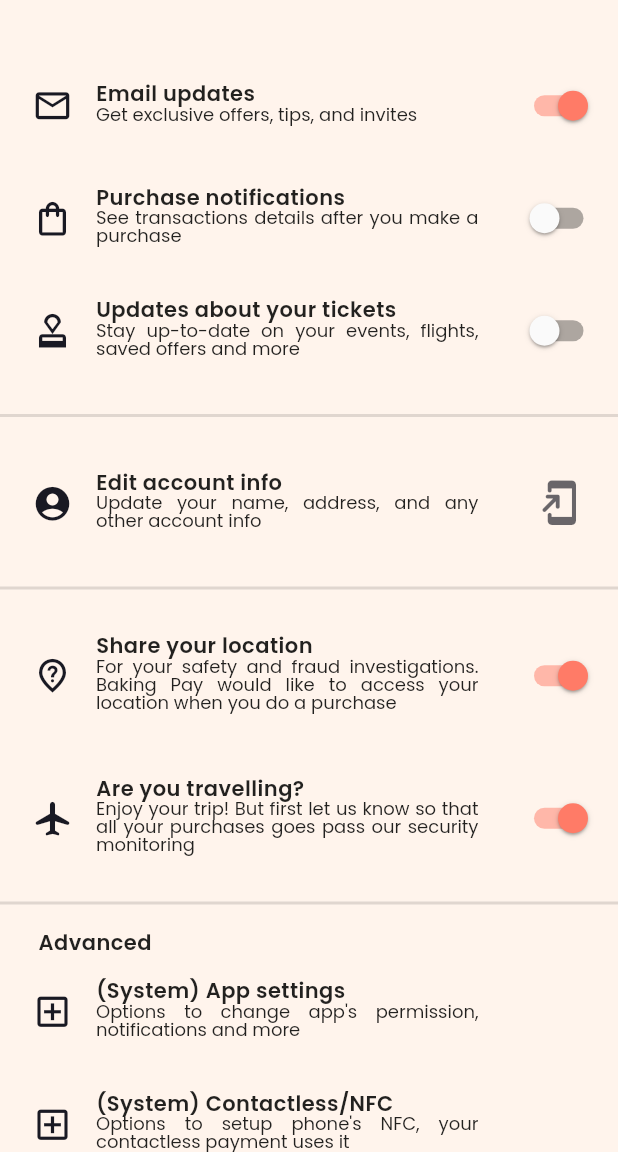
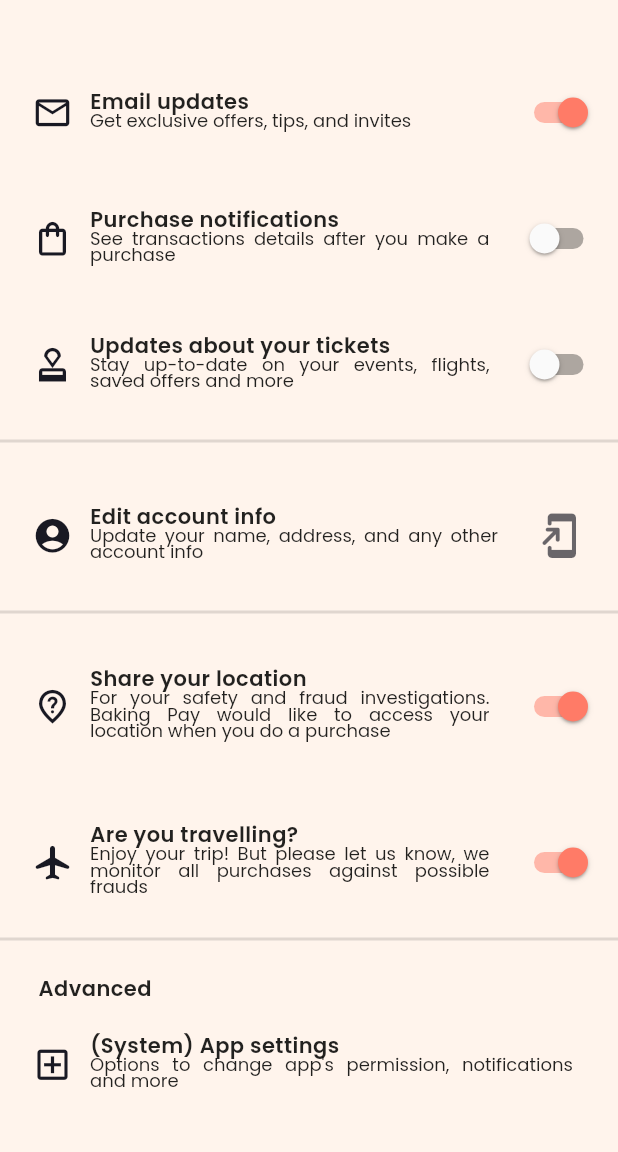
Before and after one commit to Pszione/flutter_banking_pay_responsive, a Flutter app: the SettingsScreen screen opened directly, on a phone screen of 412 x 824 dp, the part 84-1236 px from its top. Run offline on Flutter 3.47's test engine with Material 2 defaults, Android fonts, the phone set to English and light mode, and no system bars; drawn by our look-alikes of auto_size_text; our stand-ins replace animated_text_kit, flutter_speed_dial, flutter_svg, font_awesome_flutter, google_fonts, image_picker and 1 more; missing offline and left inert: app_settings.

Commit message:
Banking Pay - Fixd bug on SettingsScreen, toggles not switching | Implementing Accessibility (big text font)  on SettingsScreen part V

```diff
--- a/lib/components/google_list_decorations.dart
+++ b/lib/components/google_list_decorations.dart
@@ -1,3 +1,4 @@
+import 'package:auto_size_text/auto_size_text.dart';
 import 'package:flutter/material.dart';
 
 import '../constant_text_styles.dart';
@@ -92,7 +93,7 @@ class BuildGoogleListSettingButton extends StatelessWidget {
   Widget build(BuildContext context) {
     return SizedBox(
       width: double.infinity,
-      height: 75,
+      height: 84,
       child: InkWell(
         onTap: () {
           // InkWell will act as switch
@@ -110,10 +111,14 @@ class BuildGoogleListSettingButton extends StatelessWidget {
               SizedBox(
                   width: kDefaultRowSpacing,
                   child: Icon(icon, size: kMediumIconSize)),
-              const SizedBox(width: 14), // 14
-              Container(
-                //color: Colors.green,
-                width: 255,
+              const SizedBox(width: kHalfPadding), // 14
+              Expanded(
+                flex: 16,
+                //width: 255,
+                child: Semantics(
+                  // is overriding
+                  toggled: overrideSwitchButton != null ? null : switchValue,
+                  button: overrideSwitchButton != null ? true : null,
                   child: Column(
                     // mainAxisSize: MainAxisSize.min,
                     mainAxisAlignment: MainAxisAlignment.center,
@@ -122,27 +127,37 @@ class BuildGoogleListSettingButton extends StatelessWidget {
                       Text(
                         label ?? '',
                         maxLines: 1,
+                        overflow: TextOverflow.visible,
                         style: AppTextStyles.kSmallBoldText(),
                       ),
                       if (description != null)
-                      Text(
+                        AutoSizeText(
                           description!,
-                        maxLines: 3,
                           textAlign: TextAlign.justify,
-                        style: AppTextStyles.kSmallText(),
+                          wrapWords: false,
+                          maxLines: 4,
+                          maxFontSize: 12,
+                          minFontSize: 6,
+                          stepGranularity: 0.2,
+                          style: AppTextStyles.kSmallText()
+                              .copyWith(fontSize: null),
                         ),
                     ],
                   ),
                 ),
+              ),
               const Spacer(),
               if (overrideSwitchButton == null)
-                Switch.adaptive(
+                ExcludeSemantics(
+                  child: Switch.adaptive(
                     value: switchValue,
                     onChanged: onPress,
                     activeColor: kSecondaryColor,
                   ),
+                ),
               // build another widget instead
-              if (overrideSwitchButton != null) overrideSwitchButton!,
+              if (overrideSwitchButton != null)
+                ExcludeSemantics(child: overrideSwitchButton!),
             ],
           ),
         ),
@@ -165,15 +180,21 @@ class BuildGoogleListTitle extends StatelessWidget {
   Widget build(BuildContext context) {
     return Padding(
       padding: EdgeInsets.only(
-          left: horizontalPadding, right: horizontalPadding / 2),
+        top: kHalfPadding / 1.5,
+        left: horizontalPadding,
+        right: horizontalPadding / 2,
+      ),
       child: Row(
         crossAxisAlignment: CrossAxisAlignment.start,
         children: [
           const SizedBox(width: kSmallPadding / 1.2),
-          Text(
+          Semantics(
+            child: Text(
               label,
               textAlign: TextAlign.left,
               style: AppTextStyles.kSmallBoldText(),
+            ),
+            header: true,
           ),
         ],
       ),
--- a/lib/constant_text_styles.dart
+++ b/lib/constant_text_styles.dart
@@ -75,7 +75,7 @@ class AppTextStyles {
       );
 
   static TextStyle kSmallText() => const TextStyle(
-        fontSize: 12, height: kTextSmallHeightSpacing,
+        fontSize: 12, height: kTextSmallHeightSpacing * 0.95,
         //color: Theme.of(context).colorScheme.onBackground,
       );
 }
--- a/lib/data_providers.dart
+++ b/lib/data_providers.dart
@@ -26,7 +26,7 @@ class ThemeProvider extends ChangeNotifier {
 }
 
 class SettingsProvider extends ChangeNotifier {
-  List<bool?> options = [true, false, null, true, true, true, null, null];
+  List<bool?> options = [true, false, false, null, true, true, null, null];
   // TODO: we are not using last two booleans
 
   bool isValidIndex(int index) => index >= 0 && index <= options.length;
@@ -37,14 +37,6 @@ class SettingsProvider extends ChangeNotifier {
       notifyListeners();
 
       print(options);
-    } else {
-      print('error: index $index is out of bounds');
-    }
-  }
-
-  void invertOptionValue(int index) {
-    if (isValidIndex(index)) {
-      changeOption(index, options[index] ?? false); // opposite
     } else {
       print('error: index $index is out of bounds');
     }
--- a/lib/models/settings_texts.dart
+++ b/lib/models/settings_texts.dart
@@ -2,7 +2,10 @@ import 'package:flutter/material.dart';
 
 class SettingsOptionText {
   SettingsOptionText(
-      {required this.label, this.description, this.icon, this.saveIndex});
+      {required this.label,
+      this.description,
+      this.icon,
+      required this.saveIndex});
 
   String? label, description;
   IconData? icon;
@@ -45,7 +48,7 @@ class SettingsTexts {
   static SettingsOptionText optionTravelNotice() => SettingsOptionText(
       label: 'Are you travelling?',
       description:
-          'Enjoy your trip! But first let us know so that all your purchases goes pass our security monitoring',
+          'Enjoy your trip! But please let us know, we monitor all purchases against possible frauds',
       icon: Icons.airplanemode_on_rounded,
       saveIndex: 5);
 
--- a/lib/screens/settingsScreen/settings_screen.dart
+++ b/lib/screens/settingsScreen/settings_screen.dart
@@ -32,14 +32,11 @@ class SettingsScreen extends StatelessWidget {
               description: SettingsTexts.optionEmailUpdates().description,
               icon: SettingsTexts.optionEmailUpdates().icon,
               switchValue: settingsProvider
-                      .options[SettingsTexts.optionEmailUpdates().saveIndex!] ??
-                  false,
+                  .options[SettingsTexts.optionEmailUpdates().saveIndex!]!,
               onPress: (bool value) =>
                   // switch automagically inverts !value
                   settingsProvider.changeOption(
-                SettingsTexts.optionEmailUpdates().saveIndex!,
-                value,
-              ),
+                      SettingsTexts.optionEmailUpdates().saveIndex!, value),
             ),
             BuildGoogleListSettingButton(
               label: SettingsTexts.optionPurchaseNotifications().label,
@@ -47,31 +44,26 @@ class SettingsScreen extends StatelessWidget {
                   SettingsTexts.optionPurchaseNotifications().description,
               icon: SettingsTexts.optionPurchaseNotifications().icon,
               switchValue: settingsProvider.options[
-                      SettingsTexts.optionPurchaseNotifications().saveIndex!] ??
-                  false,
-              onPress: (bool value) => settingsProvider.invertOptionValue(
-                SettingsTexts.optionPurchaseNotifications().saveIndex!,
-              ),
+                  SettingsTexts.optionPurchaseNotifications().saveIndex!]!,
+              onPress: (bool value) => settingsProvider.changeOption(
+                  SettingsTexts.optionPurchaseNotifications().saveIndex!,
+                  value),
             ),
             BuildGoogleListSettingButton(
               label: SettingsTexts.optionTicketsUpdates().label,
               description: SettingsTexts.optionTicketsUpdates().description,
               icon: SettingsTexts.optionTicketsUpdates().icon,
-              switchValue: settingsProvider.options[
-                      SettingsTexts.optionTicketsUpdates().saveIndex!] ??
-                  false,
-              onPress: (bool value) => settingsProvider.invertOptionValue(
-                SettingsTexts.optionTicketsUpdates().saveIndex!,
-              ),
+              switchValue: settingsProvider
+                  .options[SettingsTexts.optionTicketsUpdates().saveIndex!]!,
+              onPress: (bool value) => settingsProvider.changeOption(
+                  SettingsTexts.optionTicketsUpdates().saveIndex!, value),
             ),
             buildDividerWithPadding(),
             BuildGoogleListSettingButton(
               label: SettingsTexts.optionEditAccountInfo().label,
               description: SettingsTexts.optionEditAccountInfo().description,
               icon: SettingsTexts.optionEditAccountInfo().icon,
-              switchValue: settingsProvider.options[
-                      SettingsTexts.optionEditAccountInfo().saveIndex!] ??
-                  false,
+              switchValue: false,
               onPress: (bool value) {
                 Https.launchURL(
                     url: 'https://myaccount.google.com/', forceWebView: false);
@@ -84,12 +76,10 @@ class SettingsScreen extends StatelessWidget {
               label: SettingsTexts.optionShareUserLocation().label,
               description: SettingsTexts.optionShareUserLocation().description,
               icon: SettingsTexts.optionShareUserLocation().icon,
-              switchValue: settingsProvider.options[
-                      SettingsTexts.optionShareUserLocation().saveIndex!] ??
-                  false,
-              onPress: (bool value) => settingsProvider.invertOptionValue(
-                SettingsTexts.optionShareUserLocation().saveIndex!,
-              ),
+              switchValue: settingsProvider
+                  .options[SettingsTexts.optionShareUserLocation().saveIndex!]!,
+              onPress: (bool value) => settingsProvider.changeOption(
+                  SettingsTexts.optionShareUserLocation().saveIndex!, value),
             ),
             const SizedBox(height: kDefaultPadding),
             BuildGoogleListSettingButton(
@@ -97,11 +87,9 @@ class SettingsScreen extends StatelessWidget {
               description: SettingsTexts.optionTravelNotice().description,
               icon: SettingsTexts.optionTravelNotice().icon,
               switchValue: settingsProvider
-                      .options[SettingsTexts.optionTravelNotice().saveIndex!] ??
-                  false,
-              onPress: (bool value) => settingsProvider.invertOptionValue(
-                SettingsTexts.optionTravelNotice().saveIndex!,
-              ),
+                  .options[SettingsTexts.optionTravelNotice().saveIndex!]!,
+              onPress: (bool value) => settingsProvider.changeOption(
+                  SettingsTexts.optionTravelNotice().saveIndex!, value),
             ),
             buildDividerWithPadding(),
             //
@@ -110,9 +98,7 @@ class SettingsScreen extends StatelessWidget {
               label: SettingsTexts.optionAppSystemSettings().label,
               description: SettingsTexts.optionAppSystemSettings().description,
               icon: SettingsTexts.optionAppSystemSettings().icon,
-              switchValue: settingsProvider.options[
-                      SettingsTexts.optionAppSystemSettings().saveIndex!] ??
-                  false,
+              switchValue: false,
               onPress: (bool value) async =>
                   await AppSettings.openAppSettings(),
               //
@@ -123,9 +109,7 @@ class SettingsScreen extends StatelessWidget {
               description:
                   SettingsTexts.optionAppSystemNFCSettings().description,
               icon: SettingsTexts.optionAppSystemNFCSettings().icon,
-              switchValue: settingsProvider.options[
-                      SettingsTexts.optionAppSystemNFCSettings().saveIndex!] ??
-                  false,
+              switchValue: false,
               onPress: (bool value) async =>
                   await AppSettings.openNFCSettings(),
               //
@@ -155,7 +139,7 @@ class SettingsScreen extends StatelessWidget {
 
   Widget buildDividerWithPadding() => Column(
         children: [
-          const SizedBox(height: kDefaultPadding),
+          const SizedBox(height: kHalfPadding),
           kDivider,
           const SizedBox(height: kDefaultPadding),
         ],
```
Lines whose indentation alone changed are shown as unchanged.
